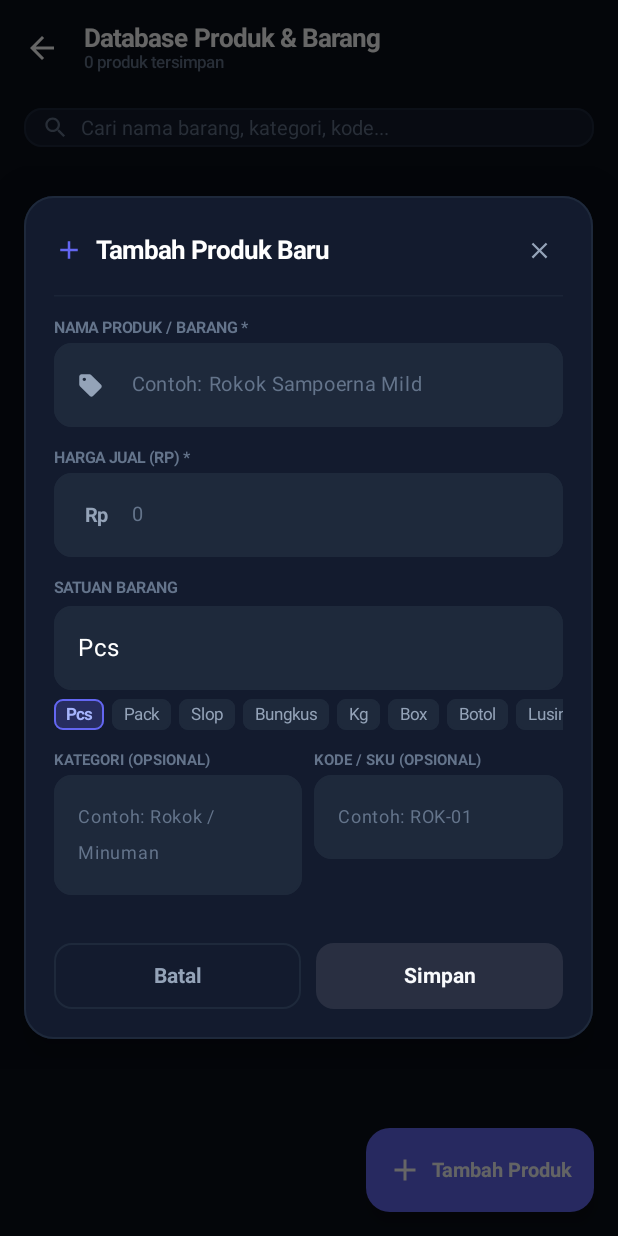
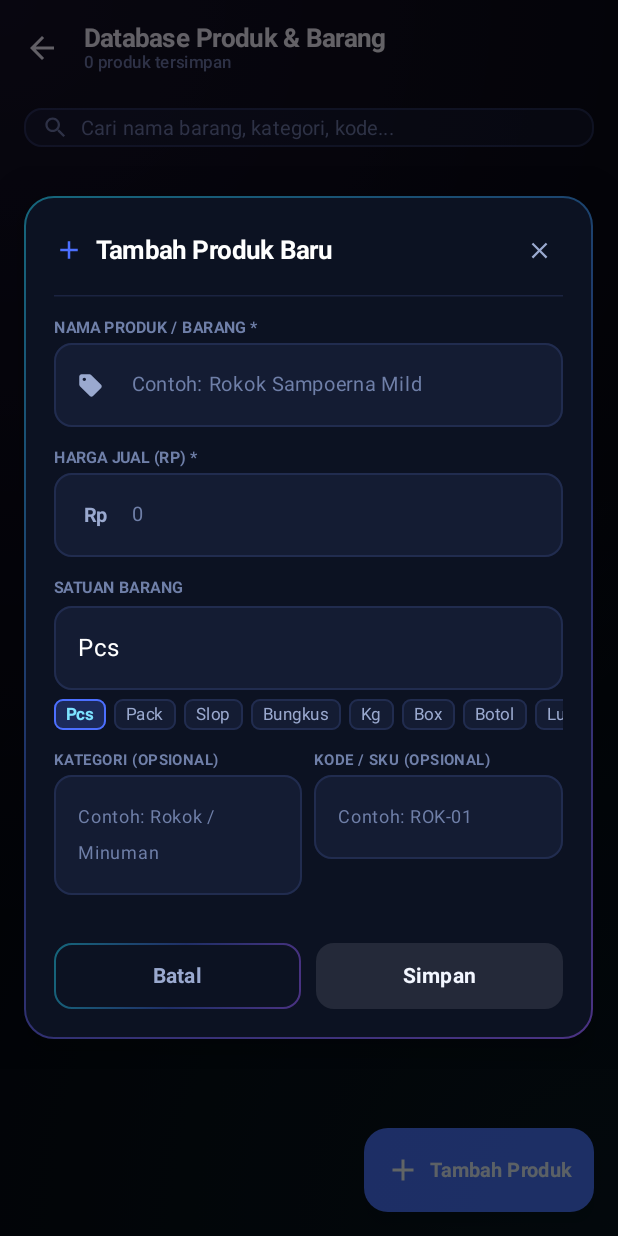
Before and after one commit to ekofebri01/nota, an Android app built with Jetpack Compose: the screen it shows after launch (MainActivity), after a tap on "Tambah Produk Baru", on a phone screen of 412 x 824 dp. Run offline under Robolectric (Android 15) with nearby library versions, the phone set to English and light mode, and no system bars; our stand-ins replace Room's generated code; pictures from the network do not load; 2 other taps on this screen came first.

Commit message:
feat: tampilan futuristik (tema, border gradien, glow, splash)

```diff
--- a/app/src/main/java/com/eco/nota/ui/components/CommonComponents.kt
+++ b/app/src/main/java/com/eco/nota/ui/components/CommonComponents.kt
@@ -83,7 +83,7 @@ fun SettingsItem(
             .clickable(onClick = onClick),
         shape = RoundedCornerShape(16.dp),
         color = ProCardSurfaceLight,
-        border = androidx.compose.foundation.BorderStroke(1.dp, ProBorder)
+        border = androidx.compose.foundation.BorderStroke(1.dp, com.eco.nota.ui.theme.CardBorderGradient)
     ) {
         Row(
             modifier = Modifier.padding(16.dp),
--- a/app/src/main/java/com/eco/nota/ui/navigation/NotaApp.kt
+++ b/app/src/main/java/com/eco/nota/ui/navigation/NotaApp.kt
@@ -1,5 +1,7 @@
 package com.eco.nota.ui.navigation
 
+import com.eco.nota.ui.theme.bottomGlowLine
+import com.eco.nota.ui.theme.ambientGlow
 import android.app.Activity
 import androidx.activity.compose.BackHandler
 import androidx.compose.foundation.background
@@ -124,7 +126,7 @@ fun NotaApp(viewModel: NotaViewModel) {
                     Text(
                         text = "Batal",
                         style = NotaTheme.typography.body.copy(fontWeight = FontWeight.Bold),
-                        color = Color(0xFFA5B4FC)
+                        color = Color(0xFF7DE3FF)
                     )
                 }
             },
@@ -178,6 +180,7 @@ fun NotaApp(viewModel: NotaViewModel) {
             )
         } else {
             Scaffold(
+                modifier = Modifier.ambientGlow(),
                 containerColor = NotaTheme.colors.backgroundMain,
                 topBar = {
                     MainAppBar(
@@ -234,7 +237,7 @@ fun MainAppBar(
 ) {
     Surface(
         color = NotaTheme.colors.backgroundMain,
-        modifier = Modifier.fillMaxWidth()
+        modifier = Modifier.fillMaxWidth().bottomGlowLine()
     ) {
         Row(
             modifier = Modifier
@@ -251,15 +254,15 @@ fun MainAppBar(
             ) {
                 Surface(
                     shape = RoundedCornerShape(8.dp),
-                    color = Color(0xFF6366F1).copy(alpha = 0.2f),
-                    border = androidx.compose.foundation.BorderStroke(1.dp, Color(0xFF6366F1).copy(alpha = 0.4f)),
+                    color = Color(0xFF4C6FFF).copy(alpha = 0.2f),
+                    border = androidx.compose.foundation.BorderStroke(1.dp, Color(0xFF4C6FFF).copy(alpha = 0.4f)),
                     modifier = Modifier.size(30.dp)
                 ) {
                     Box(contentAlignment = Alignment.Center) {
                         Icon(
                             Icons.AutoMirrored.Filled.ReceiptLong,
                             contentDescription = null,
-                            tint = Color(0xFFA5B4FC),
+                            tint = Color(0xFF7DE3FF),
                             modifier = Modifier.size(17.dp)
                         )
                     }
@@ -272,12 +275,12 @@ fun MainAppBar(
                 )
                 Surface(
                     shape = RoundedCornerShape(5.dp),
-                    color = Color(0xFF10B981).copy(alpha = 0.2f)
+                    color = Color(0xFF10C48C).copy(alpha = 0.2f)
                 ) {
                     Text(
                         "PRO",
                         style = NotaTheme.typography.label.copy(fontSize = 9.sp, fontWeight = FontWeight.Bold),
-                        color = Color(0xFF10B981),
+                        color = Color(0xFF10C48C),
                         modifier = Modifier.padding(horizontal = 5.dp, vertical = 2.dp)
                     )
                 }
@@ -294,7 +297,7 @@ fun MainAppBar(
                     Icon(
                         Icons.Default.Inventory2,
                         contentDescription = "Master Produk",
-                        tint = Color(0xFFA5B4FC),
+                        tint = Color(0xFF7DE3FF),
                         modifier = Modifier.size(21.dp)
                     )
                 }
--- a/app/src/main/java/com/eco/nota/ui/screens/HomeScreen.kt
+++ b/app/src/main/java/com/eco/nota/ui/screens/HomeScreen.kt
@@ -1,5 +1,6 @@
 package com.eco.nota.ui.screens
 
+import com.eco.nota.ui.theme.neonGlow
 import androidx.compose.animation.AnimatedVisibility
 import androidx.compose.foundation.BorderStroke
 import androidx.compose.foundation.background
@@ -258,7 +259,9 @@ fun HomeScreen(
                 containerColor = AccentBlue,
                 contentColor = Color.White,
                 shape = RoundedCornerShape(16.dp),
-                modifier = Modifier.testTag("create_nota_fab")
+                modifier = Modifier
+                    .neonGlow(AccentBlue, RoundedCornerShape(16.dp))
+                    .testTag("create_nota_fab")
             ) {
                 Row(
                     modifier = Modifier.padding(horizontal = 14.dp, vertical = 10.dp),
@@ -1057,7 +1060,7 @@ fun NotaItemCard(
                             .testTag("nota_card_menu_button_${nota.id}"),
                         shape = RoundedCornerShape(8.dp),
                         color = ProCardSurfaceLight.copy(alpha = 0.85f),
-                        border = BorderStroke(1.dp, ProBorder)
+                        border = BorderStroke(1.dp, com.eco.nota.ui.theme.CardBorderGradient)
                     ) {
                         Row(
                             modifier = Modifier.padding(horizontal = 8.dp, vertical = 4.dp),
--- a/app/src/main/java/com/eco/nota/ui/screens/ProductMasterScreen.kt
+++ b/app/src/main/java/com/eco/nota/ui/screens/ProductMasterScreen.kt
@@ -1,5 +1,6 @@
 package com.eco.nota.ui.screens
 
+import com.eco.nota.ui.theme.ambientGlow
 import android.widget.Toast
 import androidx.activity.compose.BackHandler
 import androidx.compose.foundation.BorderStroke
@@ -135,6 +136,7 @@ fun ProductMasterScreen(
     }
 
     Scaffold(
+        modifier = Modifier.ambientGlow(),
         containerColor = ProBackground,
         topBar = {
             TopAppBar(
@@ -183,11 +185,11 @@ fun ProductMasterScreen(
                                 horizontalArrangement = Arrangement.spacedBy(4.dp)
                             ) {
                                 if (isImporting) {
-                                    CircularProgressIndicator(modifier = Modifier.size(14.dp), strokeWidth = 2.dp, color = Color(0xFFA5B4FC))
+                                    CircularProgressIndicator(modifier = Modifier.size(14.dp), strokeWidth = 2.dp, color = Color(0xFF7DE3FF))
                                 } else {
-                                    Icon(Icons.Default.Download, contentDescription = null, tint = Color(0xFFA5B4FC), modifier = Modifier.size(15.dp))
+                                    Icon(Icons.Default.Download, contentDescription = null, tint = Color(0xFF7DE3FF), modifier = Modifier.size(15.dp))
                                 }
-                                Text("Impor Nota", style = NotaTheme.typography.label.copy(fontWeight = FontWeight.Bold, fontSize = 11.5.sp), color = Color(0xFFA5B4FC))
+                                Text("Impor Nota", style = NotaTheme.typography.label.copy(fontWeight = FontWeight.Bold, fontSize = 11.5.sp), color = Color(0xFF7DE3FF))
                             }
                         }
                     }
@@ -306,7 +308,7 @@ fun ProductMasterScreen(
                         modifier = Modifier.fillMaxWidth(0.92f),
                         shape = RoundedCornerShape(20.dp),
                         colors = CardDefaults.cardColors(containerColor = ProCardSurface),
-                        border = BorderStroke(1.dp, ProBorder)
+                        border = BorderStroke(1.dp, com.eco.nota.ui.theme.CardBorderGradient)
                     ) {
                         Column(
                             modifier = Modifier.padding(24.dp),
@@ -322,7 +324,7 @@ fun ProductMasterScreen(
                                     Icon(
                                         Icons.Default.Inventory2,
                                         contentDescription = null,
-                                        tint = Color(0xFFA5B4FC),
+                                        tint = Color(0xFF7DE3FF),
                                         modifier = Modifier.size(32.dp)
                                     )
                                 }
@@ -373,9 +375,9 @@ fun ProductMasterScreen(
                                             border = BorderStroke(1.dp, AccentBlue.copy(alpha = 0.6f)),
                                             modifier = Modifier.fillMaxWidth().height(42.dp)
                                         ) {
-                                            Icon(Icons.Default.Download, contentDescription = null, tint = Color(0xFFA5B4FC), modifier = Modifier.size(16.dp))
+                                            Icon(Icons.Default.Download, contentDescription = null, tint = Color(0xFF7DE3FF), modifier = Modifier.size(16.dp))
                                             Spacer(modifier = Modifier.width(6.dp))
-                                            Text("Impor dari Riwayat Nota", color = Color(0xFFA5B4FC), style = NotaTheme.typography.body.copy(fontWeight = FontWeight.Bold, fontSize = 13.sp))
+                                            Text("Impor dari Riwayat Nota", color = Color(0xFF7DE3FF), style = NotaTheme.typography.body.copy(fontWeight = FontWeight.Bold, fontSize = 13.sp))
                                         }
                                     }
                                 }
@@ -461,7 +463,7 @@ fun ProductMasterScreen(
             },
             dismissButton = {
                 TextButton(onClick = { productToDelete = null }) {
-                    Text("Batal", color = Color(0xFFA5B4FC), fontWeight = FontWeight.Bold)
+                    Text("Batal", color = Color(0xFF7DE3FF), fontWeight = FontWeight.Bold)
                 }
             },
             containerColor = ProCardSurface,
@@ -484,7 +486,7 @@ private fun ProductItemCard(
             .clickable(onClick = onCardClick),
         shape = RoundedCornerShape(14.dp),
         colors = CardDefaults.cardColors(containerColor = ProCardSurface),
-        border = BorderStroke(1.dp, ProBorder)
+        border = BorderStroke(1.dp, com.eco.nota.ui.theme.CardBorderGradient)
     ) {
         Row(
             modifier = Modifier
@@ -508,7 +510,7 @@ private fun ProductItemCard(
                         Icon(
                             Icons.Default.Sell,
                             contentDescription = null,
-                            tint = Color(0xFFA5B4FC),
+                            tint = Color(0xFF7DE3FF),
                             modifier = Modifier.size(20.dp)
                         )
                     }
@@ -551,7 +553,7 @@ private fun ProductItemCard(
                                 Text(
                                     text = product.category,
                                     style = NotaTheme.typography.label.copy(fontSize = 10.5.sp, fontWeight = FontWeight.Bold),
-                                    color = Color(0xFFA5B4FC),
+                                    color = Color(0xFF7DE3FF),
                                     modifier = Modifier.padding(horizontal = 6.dp, vertical = 2.dp)
                                 )
                             }
@@ -571,7 +573,7 @@ private fun ProductItemCard(
                     Icon(
                         Icons.Default.Edit,
                         contentDescription = "Edit",
-                        tint = Color(0xFFA5B4FC),
+                        tint = Color(0xFF7DE3FF),
                         modifier = Modifier.size(16.dp)
                     )
                 }
@@ -629,7 +631,7 @@ fun ProductFormDialog(
                 .padding(vertical = 20.dp),
             shape = RoundedCornerShape(20.dp),
             color = ProCardSurface,
-            border = BorderStroke(1.dp, ProBorder),
+            border = BorderStroke(1.dp, com.eco.nota.ui.theme.CardBorderGradient),
             shadowElevation = 16.dp
         ) {
             Column(
@@ -752,7 +754,7 @@ fun ProductFormDialog(
                                 Text(
                                     text = u,
                                     style = NotaTheme.typography.label.copy(fontSize = 11.sp, fontWeight = if (isSelected) FontWeight.Bold else FontWeight.Normal),
-                                    color = if (isSelected) Color(0xFFA5B4FC) else TextGray,
+                                    color = if (isSelected) Color(0xFF7DE3FF) else TextGray,
                                     modifier = Modifier.padding(horizontal = 8.dp, vertical = 4.dp)
                                 )
                             }
@@ -833,7 +835,7 @@ fun ProductFormDialog(
                                     Text(
                                         text = c,
                                         style = NotaTheme.typography.label.copy(fontSize = 11.sp, fontWeight = if (isSelected) FontWeight.Bold else FontWeight.Normal),
-                                        color = if (isSelected) Color(0xFFA5B4FC) else TextGray,
+                                        color = if (isSelected) Color(0xFF7DE3FF) else TextGray,
                                         modifier = Modifier.padding(horizontal = 8.dp, vertical = 4.dp)
                                     )
                                 }
@@ -852,7 +854,7 @@ fun ProductFormDialog(
                     OutlinedButton(
                         onClick = onDismiss,
                         shape = RoundedCornerShape(12.dp),
-                        border = BorderStroke(1.dp, ProBorder),
+                        border = BorderStroke(1.dp, com.eco.nota.ui.theme.CardBorderGradient),
                         modifier = Modifier.weight(1f).height(44.dp)
                     ) {
                         Text("Batal", color = TextGray, style = NotaTheme.typography.body.copy(fontWeight = FontWeight.Bold))
--- a/app/src/main/java/com/eco/nota/ui/screens/SplashScreen.kt
+++ b/app/src/main/java/com/eco/nota/ui/screens/SplashScreen.kt
@@ -1,6 +1,11 @@
 package com.eco.nota.ui.screens
 
+import androidx.compose.animation.core.LinearEasing
+import androidx.compose.animation.core.RepeatMode
+import androidx.compose.animation.core.animateFloat
 import androidx.compose.animation.core.animateFloatAsState
+import androidx.compose.animation.core.infiniteRepeatable
+import androidx.compose.animation.core.rememberInfiniteTransition
 import androidx.compose.animation.core.tween
 import androidx.compose.foundation.background
 import androidx.compose.foundation.layout.Box
@@ -24,12 +29,21 @@ import androidx.compose.runtime.remember
 import androidx.compose.runtime.setValue
 import androidx.compose.ui.Alignment
 import androidx.compose.ui.Modifier
+import androidx.compose.ui.draw.drawBehind
 import androidx.compose.ui.draw.scale
+import androidx.compose.ui.graphics.Brush
+import androidx.compose.ui.graphics.drawscope.Stroke
+import androidx.compose.ui.graphics.drawscope.rotate
 import androidx.compose.ui.graphics.Color
 import androidx.compose.ui.text.font.FontWeight
 import androidx.compose.ui.unit.dp
 import androidx.compose.ui.unit.sp
 import com.eco.nota.ui.theme.AccentBlue
+import com.eco.nota.ui.theme.AccentCyan
+import com.eco.nota.ui.theme.AccentCyanSoft
+import com.eco.nota.ui.theme.AccentPurple
+import com.eco.nota.ui.theme.ambientGlow
+import com.eco.nota.ui.theme.neonGlow
 import com.eco.nota.ui.theme.NotaTheme
 import com.eco.nota.ui.theme.PrimaryGradient
 import com.eco.nota.ui.theme.ProBackground
@@ -44,6 +58,14 @@ fun SplashScreen(onTimeout: () -> Unit) {
         label = "splashScale"
     )
 
+    val ringTransition = rememberInfiniteTransition(label = "splashRing")
+    val ringAngle by ringTransition.animateFloat(
+        initialValue = 0f,
+        targetValue = 360f,
+        animationSpec = infiniteRepeatable(tween(durationMillis = 1800, easing = LinearEasing), RepeatMode.Restart),
+        label = "splashRingAngle"
+    )
+
     LaunchedEffect(key1 = true) {
         startAnimation = true
         delay(1500)
@@ -53,16 +75,34 @@ fun SplashScreen(onTimeout: () -> Unit) {
     Box(
         modifier = Modifier
             .fillMaxSize()
-            .background(ProBackground),
+            .background(ProBackground)
+            .ambientGlow(),
         contentAlignment = Alignment.Center
     ) {
         Column(
             horizontalAlignment = Alignment.CenterHorizontally,
             modifier = Modifier.scale(scaleAnim)
         ) {
+            Box(
+                modifier = Modifier
+                    .size(124.dp)
+                    .drawBehind {
+                        rotate(ringAngle) {
+                            drawCircle(
+                                brush = Brush.sweepGradient(
+                                    listOf(Color.Transparent, AccentCyan, AccentPurple, Color.Transparent)
+                                ),
+                                style = Stroke(width = 3.dp.toPx())
+                            )
+                        }
+                    },
+                contentAlignment = Alignment.Center
+            ) {
             Surface(
                 shape = CircleShape,
-                modifier = Modifier.size(100.dp),
+                modifier = Modifier
+                    .size(100.dp)
+                    .neonGlow(AccentCyan, CircleShape, 22.dp),
                 color = AccentBlue.copy(alpha = 0.2f),
                 border = androidx.compose.foundation.BorderStroke(2.dp, AccentBlue)
             ) {
@@ -70,16 +110,21 @@ fun SplashScreen(onTimeout: () -> Unit) {
                     Icon(
                         Icons.AutoMirrored.Filled.ReceiptLong,
                         contentDescription = null,
-                        tint = Color(0xFFA5B4FC),
+                        tint = AccentCyanSoft,
                         modifier = Modifier.size(50.dp)
                     )
                 }
             }
+            }
             Spacer(modifier = Modifier.height(20.dp))
             Text(
                 "NOTA KASIR PRO",
-                style = NotaTheme.typography.title.copy(fontSize = 22.sp, fontWeight = FontWeight.Bold, letterSpacing = 2.sp),
-                color = Color.White
+                style = NotaTheme.typography.title.copy(
+                    fontSize = 22.sp,
+                    fontWeight = FontWeight.Bold,
+                    letterSpacing = 3.sp,
+                    brush = com.eco.nota.ui.theme.PrimaryGradient
+                )
             )
             Spacer(modifier = Modifier.height(6.dp))
             Text(
--- a/app/src/main/java/com/eco/nota/ui/theme/Color.kt
+++ b/app/src/main/java/com/eco/nota/ui/theme/Color.kt
@@ -3,25 +3,34 @@ package com.eco.nota.ui.theme
 import androidx.compose.ui.graphics.Brush
 import androidx.compose.ui.graphics.Color
 
-val ProBackground = Color(0xFF0B0F19)
-val ProCardSurface = Color(0xFF131B2E)
-val ProCardSurfaceLight = Color(0xFF1E293B)
-val ProBorder = Color(0xFF1E293B)
+// ── Permukaan: biru-hitam dalam (deep space) dengan lapisan kartu kebiruan ──
+val ProBackground = Color(0xFF05070F)
+val ProCardSurface = Color(0xFF0C1222)
+val ProCardSurfaceLight = Color(0xFF141C33)
+val ProBorder = Color(0xFF212C4F)
 
-val AccentBlue = Color(0xFF6366F1)
-val AccentPurple = Color(0xFF8B5CF6)
-val AccentEmerald = Color(0xFF10B981)
-val AccentAmber = Color(0xFFF59E0B)
-val AccentRose = Color(0xFFEF4444)
+// ── Aksen neon: electric blue, violet, cyan ──
+val AccentBlue = Color(0xFF4C6FFF)      // aksi utama (putih di atasnya tetap terbaca)
+val AccentPurple = Color(0xFF9B5CFF)
+val AccentCyan = Color(0xFF22D3EE)      // sorot / glow
+val AccentCyanSoft = Color(0xFF7DE3FF)  // teks bernuansa aksen di atas latar gelap
 
-val TextPrimary = Color(0xFFF8FAFC)
-val TextGray = Color(0xFF94A3B8)
-val TextMuted = Color(0xFF64748B)
+// ── Warna status (peran tetap: sukses / peringatan / bahaya) ──
+val AccentEmerald = Color(0xFF10C48C)
+val AccentAmber = Color(0xFFFFB020)
+val AccentRose = Color(0xFFFF4D6D)
 
+// ── Teks ──
+val TextPrimary = Color(0xFFF2F6FF)
+val TextGray = Color(0xFF9AA9CF)
+val TextMuted = Color(0xFF6F7FA8)
+
+// ── Gradient ──
 val PrimaryGradient = Brush.horizontalGradient(
-    colors = listOf(Color(0xFF6366F1), Color(0xFF8B5CF6), Color(0xFFEC4899))
+    colors = listOf(Color(0xFF22D3EE), Color(0xFF4C6FFF), Color(0xFF9B5CFF))
 )
 
+/** Border kartu bercahaya tipis: cyan → biru → violet (transparan agar tetap halus di atas gelap). */
 val CardBorderGradient = Brush.linearGradient(
-    colors = listOf(Color(0xFF334155), Color(0xFF1E293B))
+    colors = listOf(Color(0x7022D3EE), Color(0x504C6FFF), Color(0x709B5CFF))
 )
--- /dev/null
+++ b/app/src/main/java/com/eco/nota/ui/theme/Futuristic.kt
@@ -0,0 +1,68 @@
+package com.eco.nota.ui.theme
+
+import androidx.compose.foundation.shape.RoundedCornerShape
+import androidx.compose.ui.Modifier
+import androidx.compose.ui.draw.drawWithContent
+import androidx.compose.ui.draw.shadow
+import androidx.compose.ui.geometry.Offset
+import androidx.compose.ui.graphics.Brush
+import androidx.compose.ui.graphics.Color
+import androidx.compose.ui.graphics.Shape
+import androidx.compose.ui.unit.Dp
+import androidx.compose.ui.unit.dp
+
+/**
+ * Cahaya ambient halus di sudut layar (violet kiri-atas, cyan kanan-bawah).
+ * Hanya dekorasi: digambar di atas konten dengan alpha rendah, tidak menangkap sentuhan
+ * dan tidak mengubah tata letak.
+ */
+fun Modifier.ambientGlow(): Modifier = this.drawWithContent {
+    drawContent()
+    val reach = size.maxDimension
+    drawRect(
+        brush = Brush.radialGradient(
+            colors = listOf(AccentPurple.copy(alpha = 0.10f), Color.Transparent),
+            center = Offset(0f, 0f),
+            radius = reach * 0.75f
+        )
+    )
+    drawRect(
+        brush = Brush.radialGradient(
+            colors = listOf(AccentCyan.copy(alpha = 0.07f), Color.Transparent),
+            center = Offset(size.width, size.height),
+            radius = reach * 0.70f
+        )
+    )
+}
+
+/**
+ * Efek glow neon di sekeliling elemen (bayangan berwarna).
+ * Berwarna di Android 9+; di versi lebih lama otomatis tampil sebagai bayangan biasa.
+ */
+fun Modifier.neonGlow(
+    color: Color = AccentBlue,
+    shape: Shape = RoundedCornerShape(16.dp),
+    radius: Dp = 14.dp
+): Modifier = this.shadow(
+    elevation = radius,
+    shape = shape,
+    clip = false,
+    ambientColor = color,
+    spotColor = color
+)
+
+/** Garis gradien tipis di tepi bawah (mis. pemisah AppBar) — hanya dekorasi. */
+fun Modifier.bottomGlowLine(
+    brush: Brush = PrimaryGradient,
+    thickness: Dp = 1.dp,
+    alpha: Float = 0.65f
+): Modifier = this.drawWithContent {
+    drawContent()
+    val h = thickness.toPx()
+    drawRect(
+        brush = brush,
+        topLeft = Offset(0f, size.height - h),
+        size = androidx.compose.ui.geometry.Size(size.width, h),
+        alpha = alpha
+    )
+}
--- a/app/src/main/java/com/eco/nota/ui/theme/Theme.kt
+++ b/app/src/main/java/com/eco/nota/ui/theme/Theme.kt
@@ -43,8 +43,23 @@ fun NotaTheme(
         MaterialTheme(
             colorScheme = darkColorScheme(
                 primary = AccentBlue,
+                onPrimary = Color.White,
+                secondary = AccentPurple,
+                tertiary = AccentCyan,
                 background = ProBackground,
-                surface = ProCardSurface
+                onBackground = TextPrimary,
+                surface = ProCardSurface,
+                onSurface = TextPrimary,
+                surfaceVariant = ProCardSurfaceLight,
+                onSurfaceVariant = TextGray,
+                outline = ProBorder,
+                outlineVariant = ProBorder,
+                error = AccentRose,
+                surfaceContainerLowest = ProBackground,
+                surfaceContainerLow = ProCardSurface,
+                surfaceContainer = ProCardSurface,
+                surfaceContainerHigh = ProCardSurfaceLight,
+                surfaceContainerHighest = ProCardSurfaceLight
             ),
             content = content
         )
--- a/app/src/main/java/com/eco/nota/ui/theme/Type.kt
+++ b/app/src/main/java/com/eco/nota/ui/theme/Type.kt
@@ -5,29 +5,35 @@ import androidx.compose.ui.text.font.FontFamily
 import androidx.compose.ui.text.font.FontWeight
 import androidx.compose.ui.unit.sp
 
+// Tipografi bersih ala antarmuka teknologi: judul sedikit lebih rapat & tegas,
+// label diberi tracking lebar sedikit agar terasa "HUD".
 data class NotaTypography(
     val title: TextStyle = TextStyle(
-        fontFamily = FontFamily.Default,
-        fontWeight = FontWeight.Bold,
+        fontFamily = FontFamily.SansSerif,
+        fontWeight = FontWeight.ExtraBold,
         fontSize = 24.sp,
+        letterSpacing = 0.2.sp,
         color = TextPrimary
     ),
     val heading: TextStyle = TextStyle(
-        fontFamily = FontFamily.Default,
+        fontFamily = FontFamily.SansSerif,
         fontWeight = FontWeight.Bold,
         fontSize = 18.sp,
+        letterSpacing = 0.15.sp,
         color = TextPrimary
     ),
     val body: TextStyle = TextStyle(
-        fontFamily = FontFamily.Default,
+        fontFamily = FontFamily.SansSerif,
         fontWeight = FontWeight.Normal,
         fontSize = 14.sp,
+        letterSpacing = 0.1.sp,
         color = TextPrimary
     ),
     val label: TextStyle = TextStyle(
-        fontFamily = FontFamily.Default,
+        fontFamily = FontFamily.SansSerif,
         fontWeight = FontWeight.Medium,
         fontSize = 12.sp,
+        letterSpacing = 0.3.sp,
         color = TextGray
     )
 )
```
Also changed, not shown: app/src/main/java/com/eco/nota/ui/components/UpdateDialog.kt (+10 -10 lines), app/src/main/java/com/eco/nota/ui/screens/CreateNotaComponents.kt (+35 -35 lines), app/src/main/java/com/eco/nota/ui/screens/CreateNotaScreen.kt (+9 -6 lines), app/src/main/java/com/eco/nota/ui/screens/CustomerMasterScreen.kt (+12 -10 lines), app/src/main/java/com/eco/nota/ui/screens/DetailNotaScreen.kt (+18 -18 lines), app/src/main/java/com/eco/nota/ui/screens/SettingsScreen.kt (+23 -19 lines).
